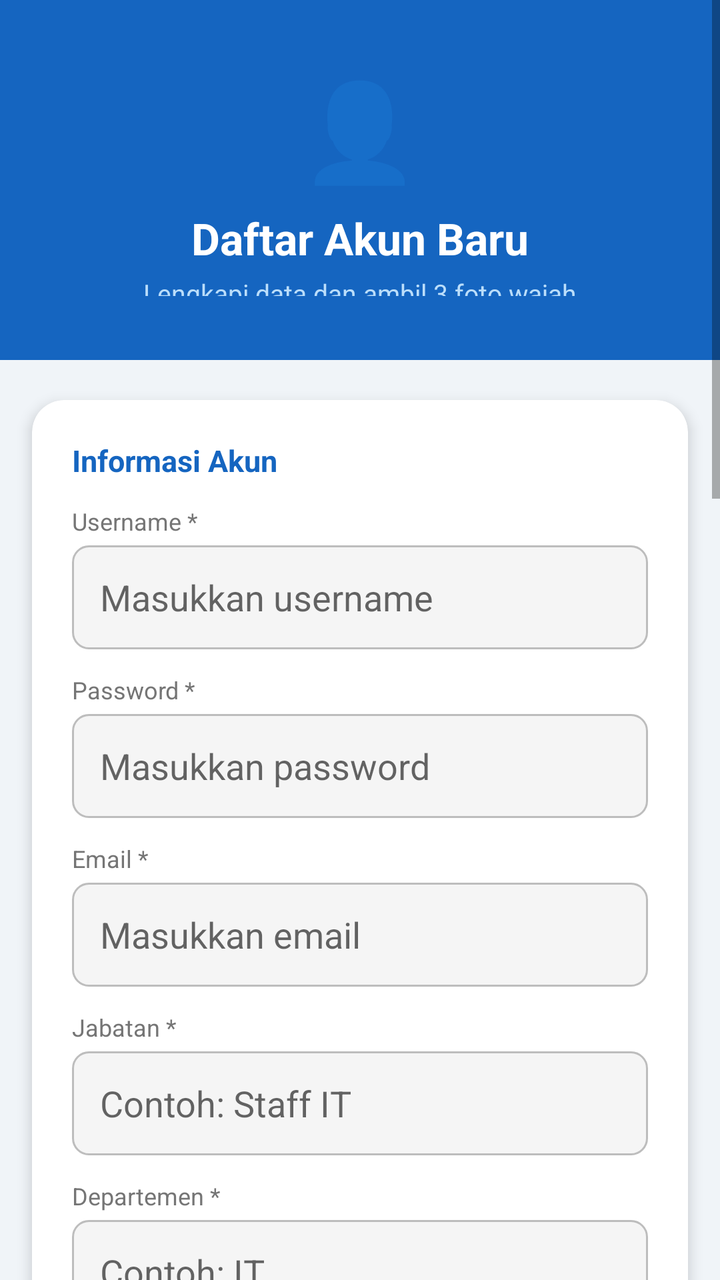
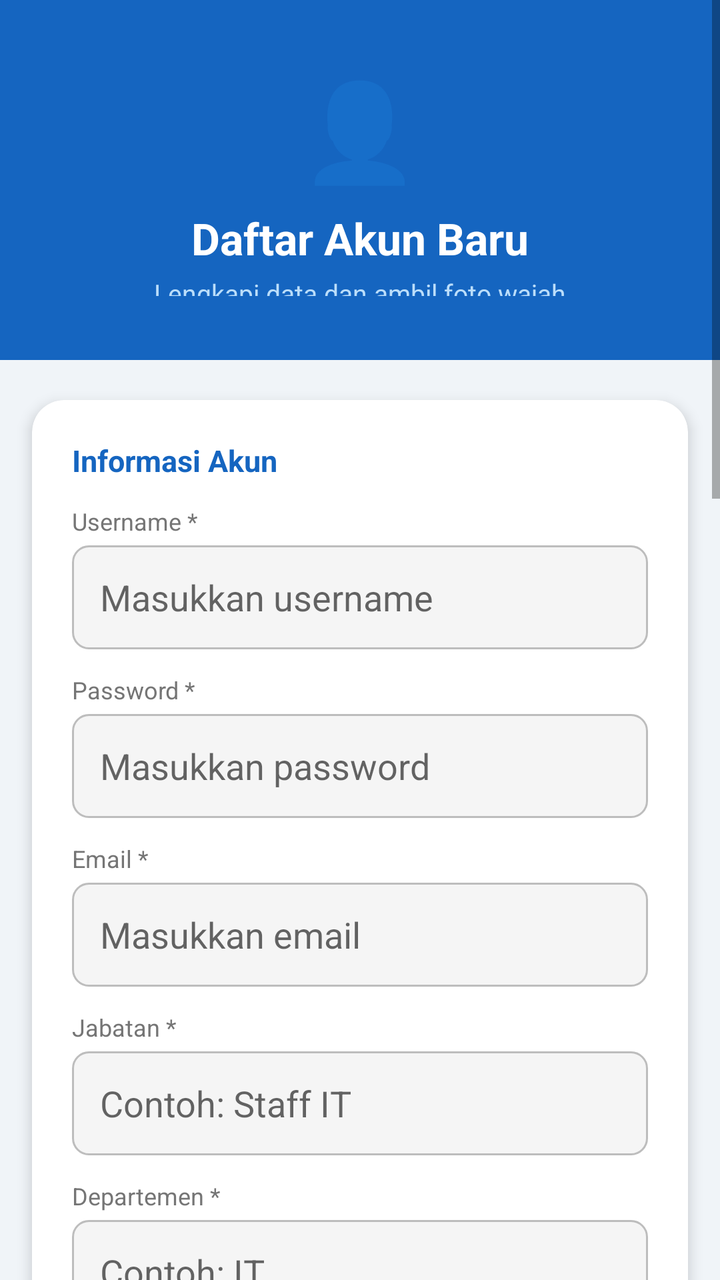

Compare the two renders of this Android layout. The source of the first and the diff that turns it into the second are given below.
<!-- AndroidManifest.xml: application theme Theme.Absensi_kantor -->
<!-- res/layout/activity_register.xml -->
<?xml version="1.0" encoding="utf-8"?>
<ScrollView xmlns:android="http://schemas.android.com/apk/res/android"
    xmlns:app="http://schemas.android.com/apk/res-auto"
    android:layout_width="match_parent"
    android:layout_height="match_parent"
    android:background="#F0F4F8"
    android:fillViewport="true">

    <LinearLayout
        android:layout_width="match_parent"
        android:layout_height="wrap_content"
        android:orientation="vertical"
        android:paddingBottom="32dp">

        
        <LinearLayout
            android:layout_width="match_parent"
            android:layout_height="180dp"
            android:orientation="vertical"
            android:gravity="center"
            android:background="#1565C0"
            android:paddingTop="32dp"
            android:paddingBottom="32dp">

            <TextView
                android:layout_width="wrap_content"
                android:layout_height="wrap_content"
                android:text="👤"
                android:textSize="48sp"/>

            <TextView
                android:layout_width="wrap_content"
                android:layout_height="wrap_content"
                android:text="Daftar Akun Baru"
                android:textSize="22sp"
                android:textStyle="bold"
                android:textColor="#FFFFFF"
                android:layout_marginTop="8dp"/>

            <TextView
                android:layout_width="wrap_content"
                android:layout_height="wrap_content"
                android:text="Lengkapi data dan ambil 3 foto wajah"
                android:textSize="13sp"
                android:textColor="#BBDEFB"
                android:layout_marginTop="4dp"/>

        </LinearLayout>

        
        <androidx.cardview.widget.CardView
            android:layout_width="match_parent"
            android:layout_height="wrap_content"
            android:layout_marginStart="16dp"
            android:layout_marginEnd="16dp"
            android:layout_marginTop="20dp"
            android:layout_marginBottom="12dp"
            app:cardCornerRadius="16dp"
            app:cardElevation="4dp">

            <LinearLayout
                android:layout_width="match_parent"
                android:layout_height="wrap_content"
                android:orientation="vertical"
                android:padding="20dp">

                <TextView
                    android:layout_width="wrap_content"
                    android:layout_height="wrap_content"
                    android:text="Informasi Akun"
                    android:textSize="15sp"
                    android:textStyle="bold"
                    android:textColor="#1565C0"
                    android:layout_marginBottom="12dp"/>

                
                <TextView
                    android:layout_width="wrap_content"
                    android:layout_height="wrap_content"
                    android:text="Username *"
                    android:textSize="12sp"
                    android:textColor="#757575"
                    android:layout_marginBottom="4dp"/>
                <EditText
                    android:id="@+id/etUsername"
                    android:layout_width="match_parent"
                    android:layout_height="52dp"
                    android:hint="Masukkan username"
                    android:paddingStart="14dp"
                    android:paddingEnd="14dp"
                    android:background="@drawable/bg_input_field"
                    android:inputType="textNoSuggestions"
                    android:layout_marginBottom="12dp"/>

                
                <TextView
                    android:layout_width="wrap_content"
                    android:layout_height="wrap_content"
                    android:text="Password *"
                    android:textSize="12sp"
                    android:textColor="#757575"
                    android:layout_marginBottom="4dp"/>
                <EditText
                    android:id="@+id/etPassword"
                    android:layout_width="match_parent"
                    android:layout_height="52dp"
                    android:hint="Masukkan password"
                    android:paddingStart="14dp"
                    android:paddingEnd="14dp"
                    android:background="@drawable/bg_input_field"
                    android:inputType="textPassword"
                    android:layout_marginBottom="12dp"/>

                
                <TextView
                    android:layout_width="wrap_content"
                    android:layout_height="wrap_content"
                    android:text="Email *"
                    android:textSize="12sp"
                    android:textColor="#757575"
                    android:layout_marginBottom="4dp"/>
                <EditText
                    android:id="@+id/etEmail"
                    android:layout_width="match_parent"
                    android:layout_height="52dp"
                    android:hint="Masukkan email"
                    android:paddingStart="14dp"
                    android:paddingEnd="14dp"
                    android:background="@drawable/bg_input_field"
                    android:inputType="textEmailAddress"
                    android:layout_marginBottom="12dp"/>

                
                <TextView
                    android:layout_width="wrap_content"
                    android:layout_height="wrap_content"
                    android:text="Jabatan *"
                    android:textSize="12sp"
                    android:textColor="#757575"
                    android:layout_marginBottom="4dp"/>
                <EditText
                    android:id="@+id/etJabatan"
                    android:layout_width="match_parent"
                    android:layout_height="52dp"
                    android:hint="Contoh: Staff IT"
                    android:paddingStart="14dp"
                    android:paddingEnd="14dp"
                    android:background="@drawable/bg_input_field"
                    android:inputType="textCapWords"
                    android:layout_marginBottom="12dp"/>

                
                <TextView
                    android:layout_width="wrap_content"
                    android:layout_height="wrap_content"
                    android:text="Departemen *"
                    android:textSize="12sp"
                    android:textColor="#757575"
                    android:layout_marginBottom="4dp"/>
                <EditText
                    android:id="@+id/etDepartemen"
                    android:layout_width="match_parent"
                    android:layout_height="52dp"
                    android:hint="Contoh: IT"
                    android:paddingStart="14dp"
                    android:paddingEnd="14dp"
                    android:background="@drawable/bg_input_field"
                    android:inputType="textCapWords"
                    android:layout_marginBottom="4dp"/>

            </LinearLayout>
        </androidx.cardview.widget.CardView>

        
        <androidx.cardview.widget.CardView
            android:layout_width="match_parent"
            android:layout_height="wrap_content"
            android:layout_marginStart="16dp"
            android:layout_marginEnd="16dp"
            android:layout_marginBottom="16dp"
            app:cardCornerRadius="16dp"
            app:cardElevation="4dp">

            <LinearLayout
                android:layout_width="match_parent"
                android:layout_height="wrap_content"
                android:orientation="vertical"
                android:padding="20dp">

                <TextView
                    android:layout_width="wrap_content"
                    android:layout_height="wrap_content"
                    android:text="Foto Wajah"
                    android:textSize="15sp"
                    android:textStyle="bold"
                    android:textColor="#1565C0"/>

                <TextView
                    android:layout_width="wrap_content"
                    android:layout_height="wrap_content"
                    android:text="Ambil 3 foto dari sudut berbeda"
                    android:textSize="12sp"
                    android:textColor="#9E9E9E"
                    android:layout_marginBottom="16dp"/>

                
                <TextView
                    android:layout_width="wrap_content"
                    android:layout_height="wrap_content"
                    android:text="Foto 1 — Menghadap depan"
                    android:textSize="12sp"
                    android:textStyle="bold"
                    android:textColor="#555555"
                    android:layout_marginBottom="6dp"/>
                <ImageView
                    android:id="@+id/imgFoto1"
                    android:layout_width="match_parent"
                    android:layout_height="160dp"
                    android:background="#E8EAF6"
                    android:scaleType="centerCrop"
                    android:src="@android:drawable/ic_menu_camera"/>
                <Button
                    android:id="@+id/btnFoto1"
                    android:layout_width="match_parent"
                    android:layout_height="44dp"
                    android:text="📷  Ambil Foto 1"
                    android:backgroundTint="#1976D2"
                    android:textColor="#FFFFFF"
                    android:layout_marginTop="6dp"
                    android:layout_marginBottom="16dp"/>

                
                <TextView
                    android:layout_width="wrap_content"
                    android:layout_height="wrap_content"
                    android:text="Foto 2 — Sedikit ke kiri"
                    android:textSize="12sp"
                    android:textStyle="bold"
                    android:textColor="#555555"
                    android:layout_marginBottom="6dp"/>
                <ImageView
                    android:id="@+id/imgFoto2"
                    android:layout_width="match_parent"
                    android:layout_height="160dp"
                    android:background="#E8EAF6"
                    android:scaleType="centerCrop"
                    android:src="@android:drawable/ic_menu_camera"/>
                <Button
                    android:id="@+id/btnFoto2"
                    android:layout_width="match_parent"
                    android:layout_height="44dp"
                    android:text="📷  Ambil Foto 2"
                    android:backgroundTint="#1976D2"
                    android:textColor="#FFFFFF"
                    android:layout_marginTop="6dp"
                    android:layout_marginBottom="16dp"/>

                
                <TextView
                    android:layout_width="wrap_content"
                    android:layout_height="wrap_content"
                    android:text="Foto 3 — Sedikit ke kanan"
                    android:textSize="12sp"
                    android:textStyle="bold"
                    android:textColor="#555555"
                    android:layout_marginBottom="6dp"/>
                <ImageView
                    android:id="@+id/imgFoto3"
                    android:layout_width="match_parent"
                    android:layout_height="160dp"
                    android:background="#E8EAF6"
                    android:scaleType="centerCrop"
                    android:src="@android:drawable/ic_menu_camera"/>
                <Button
                    android:id="@+id/btnFoto3"
                    android:layout_width="match_parent"
                    android:layout_height="44dp"
                    android:text="📷  Ambil Foto 3"
                    android:backgroundTint="#1976D2"
                    android:textColor="#FFFFFF"
                    android:layout_marginTop="6dp"
                    android:layout_marginBottom="4dp"/>

            </LinearLayout>
        </androidx.cardview.widget.CardView>

        
        <ProgressBar
            android:id="@+id/progressBar"
            android:layout_width="wrap_content"
            android:layout_height="wrap_content"
            android:layout_gravity="center"
            android:visibility="gone"
            android:layout_marginBottom="8dp"/>

        <Button
            android:id="@+id/btnDaftar"
            android:layout_width="match_parent"
            android:layout_height="56dp"
            android:text="DAFTAR SEKARANG"
            android:backgroundTint="#1565C0"
            android:textColor="#FFFFFF"
            android:textSize="16sp"
            android:textStyle="bold"
            android:layout_marginStart="16dp"
            android:layout_marginEnd="16dp"
            android:layout_marginBottom="16dp"/>

    </LinearLayout>
</ScrollView>
<!-- resources referenced by this layout -->
<resources>
  <!-- drawable bg_input_field (drawable) -->
  <?xml version="1.0" encoding="utf-8"?>
  <shape xmlns:android="http://schemas.android.com/apk/res/android"
      android:shape="rectangle">
      <solid android:color="#F5F5F5"/>
      <stroke android:width="1dp" android:color="#BDBDBD"/>
      <corners android:radius="8dp"/>
  </shape>
  <style name="Theme.Absensi_kantor" parent="Theme.MaterialComponents.Light.NoActionBar">
          <item name="colorPrimary">@color/purple_500</item>
          <item name="colorPrimaryVariant">@color/purple_700</item>
          <item name="colorOnPrimary">@color/white</item>
      </style>
  <color name="purple_500">#FF6200EE</color>
  <color name="purple_700">#FF3700B3</color>
  <color name="white">#FFFFFF</color>
</resources>

<!-- the commit's change to res/layout/activity_register.xml (unified diff, before → after) -->
@@ -40,7 +40,7 @@
             <TextView
                 android:layout_width="wrap_content"
                 android:layout_height="wrap_content"
-                android:text="Lengkapi data dan ambil 3 foto wajah"
+                android:text="Lengkapi data dan ambil foto wajah"
                 android:textSize="13sp"
                 android:textColor="#BBDEFB"
                 android:layout_marginTop="4dp"/>
@@ -219,6 +219,18 @@
                     android:background="#E8EAF6"
                     android:scaleType="centerCrop"
                     android:src="@android:drawable/ic_menu_camera"/>
+
+                
+                <TextView
+                    android:id="@+id/tvStatus1"
+                    android:layout_width="match_parent"
+                    android:layout_height="wrap_content"
+                    android:text=""
+                    android:textSize="12sp"
+                    android:padding="6dp"
+                    android:gravity="center"
+                    android:visibility="gone"/>
+
                 <Button
                     android:id="@+id/btnFoto1"
                     android:layout_width="match_parent"
@@ -245,6 +257,18 @@
                     android:background="#E8EAF6"
                     android:scaleType="centerCrop"
                     android:src="@android:drawable/ic_menu_camera"/>
+
+                
+                <TextView
+                    android:id="@+id/tvStatus2"
+                    android:layout_width="match_parent"
+                    android:layout_height="wrap_content"
+                    android:text=""
+                    android:textSize="12sp"
+                    android:padding="6dp"
+                    android:gravity="center"
+                    android:visibility="gone"/>
+
                 <Button
                     android:id="@+id/btnFoto2"
                     android:layout_width="match_parent"
@@ -271,6 +295,18 @@
                     android:background="#E8EAF6"
                     android:scaleType="centerCrop"
                     android:src="@android:drawable/ic_menu_camera"/>
+
+                
+                <TextView
+                    android:id="@+id/tvStatus3"
+                    android:layout_width="match_parent"
+                    android:layout_height="wrap_content"
+                    android:text=""
+                    android:textSize="12sp"
+                    android:padding="6dp"
+                    android:gravity="center"
+                    android:visibility="gone"/>
+
                 <Button
                     android:id="@+id/btnFoto3"
                     android:layout_width="match_parent"
<!-- resource entries referenced after the edit -->
@@ -12,6 +12,11 @@
           <item name="colorPrimary">@color/purple_500</item>
           <item name="colorPrimaryVariant">@color/purple_700</item>
           <item name="colorOnPrimary">@color/white</item>
+  
+          
+          <item name="android:statusBarColor">#1565C0</item>
+          <item name="android:windowTranslucentStatus">false</item>
+          <item name="android:windowDrawsSystemBarBackgrounds">true</item>
       </style>
   <color name="purple_500">#FF6200EE</color>
   <color name="purple_700">#FF3700B3</color>
